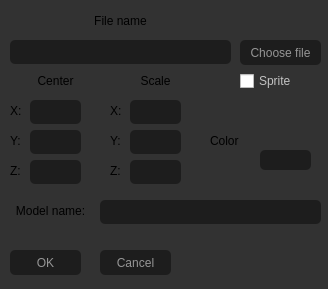
Before: the Qt Designer form shlyapos/FooG 12.30.43/UiForms/addmodelwindow.ui in tatarinova0903/bmstu_cg_course, drawn with Qt 5.
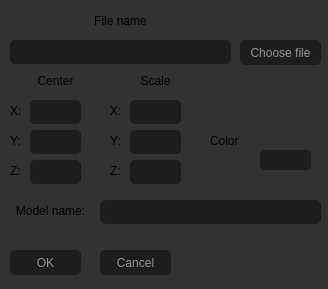
After: the same form once the commit is applied.

Diff of the .ui file:
```diff
--- a/shlyapos/FooG 12.30.43/UiForms/addmodelwindow.ui
+++ b/shlyapos/FooG 12.30.43/UiForms/addmodelwindow.ui
@@ -457,32 +457,6 @@
     <string/>
    </property>
   </widget>
-  <widget class="QCheckBox" name="checkBox_isSprite">
-   <property name="geometry">
-    <rect>
-     <x>240</x>
-     <y>70</y>
-     <width>81</width>
-     <height>22</height>
-    </rect>
-   </property>
-   <property name="styleSheet">
-    <string notr="true">QCheckBox::indicator + QCheckBox::unchecked {
-	background-color: rgba(40, 40, 40, 255);
-}
-
-QCheckBox::indicator + QCheckBox::checked {
-	background-color: rgba(20, 20, 20, 255);
-}
-
-QCheckBox{
-	color: rgba(255, 255, 255, 180);
-}</string>
-   </property>
-   <property name="text">
-    <string>Sprite</string>
-   </property>
-  </widget>
   <widget class="QWidget" name="verticalLayoutWidget">
    <property name="geometry">
     <rect>
```
Left out of the diff: 1 changed line with no effect on the pictures.
